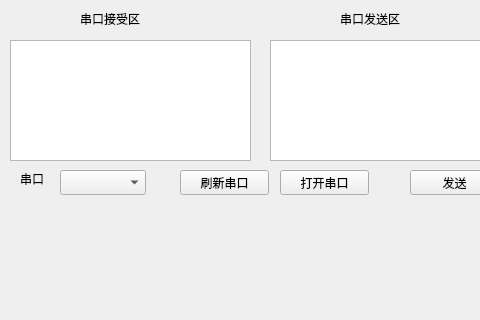
LIGHT1213/RobotMasterComputer, file UserUI/RobotUI.ui: the form before one commit; both pictures show x 0 to 480 and y 0 to 320 of the 1024 by 768 pixel window.
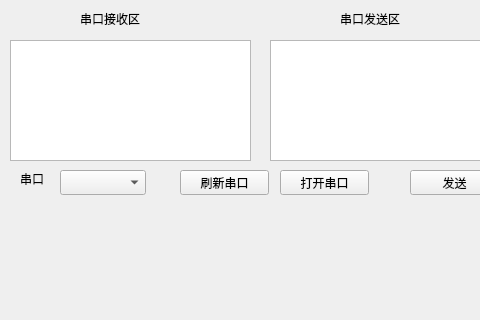
The form after the commit.

Commit message: uart发送部分完工

The edit to the form file:
```diff
--- a/UserUI/RobotUI.ui
+++ b/UserUI/RobotUI.ui
@@ -23,7 +23,7 @@
     </rect>
    </property>
    <property name="text">
-    <string>串口接受区</string>
+    <string>串口接收区</string>
    </property>
   </widget>
   <widget class="QLabel" name="label_2">
```
Left out of the diff: 13 changed lines with no effect on the pictures. The commit also changes 2 other files.
